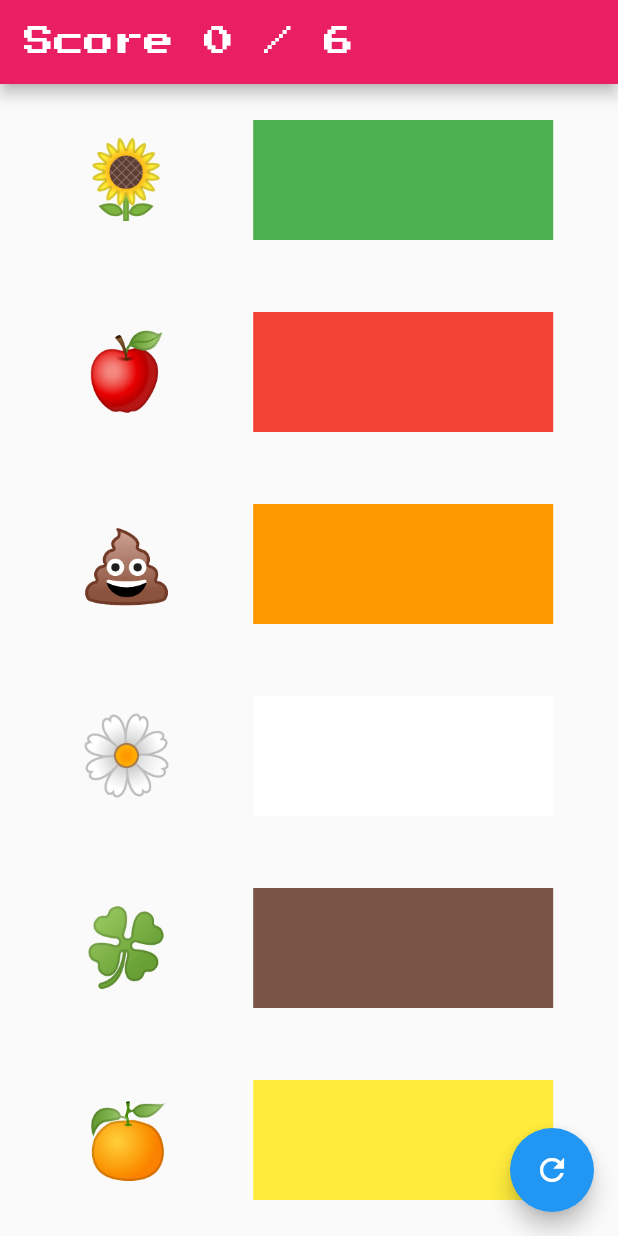
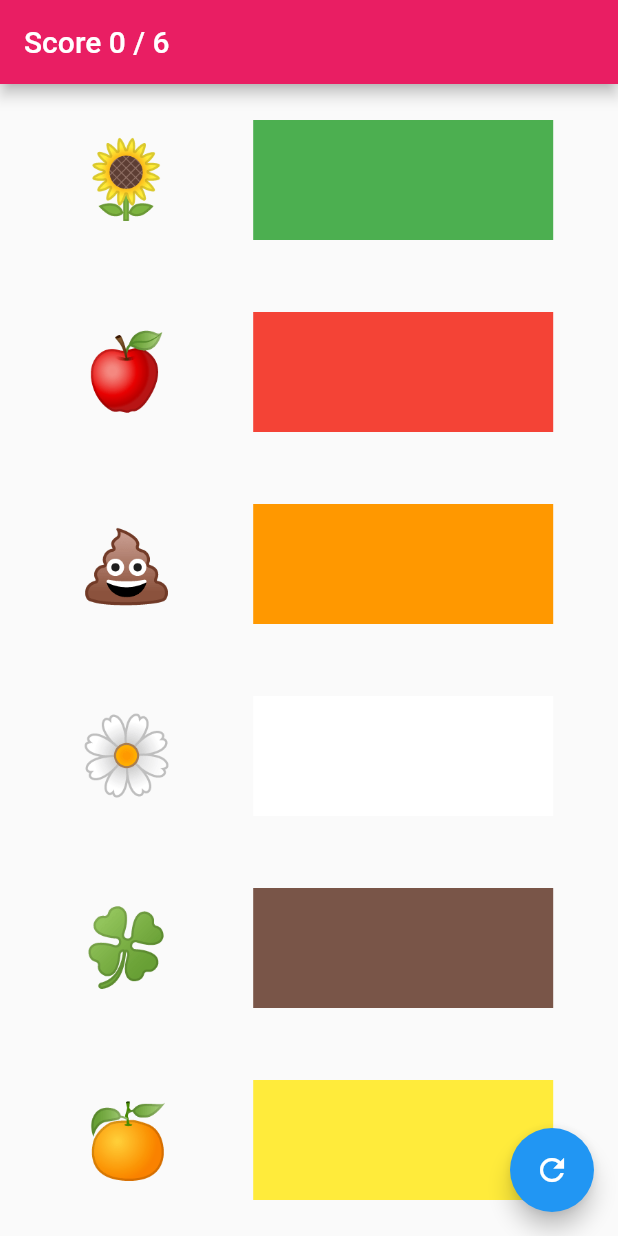
Before and after one commit to FeelHippo/DragDropGame, a Flutter app: the screen it shows after launch, after a tap on the "refresh" icon, on a phone screen of 412 x 824 dp. Run offline on Flutter 3.47's test engine with Material 2 defaults, Android fonts, the phone set to English and light mode, and no system bars; our stand-ins replace audioplayers.

```diff
--- a/lib/main.dart
+++ b/lib/main.dart
@@ -1,6 +1,5 @@
 import 'package:flutter/material.dart';
-import 'dart:math';
-import 'package:audioplayers/audioplayers.dart';
+import 'package:drag_drop/ui/ColorGame.dart';
 
 void main() => runApp(DragDropApp());
 
@@ -8,135 +7,7 @@ class DragDropApp extends StatelessWidget {
   @override
   Widget build(BuildContext context) {
     return MaterialApp(
-      theme: ThemeData(
-        fontFamily: 'PressStart',
-      ),
       home: ColorGame(),
     );
   }
 }
-
-class ColorGame extends StatefulWidget {
-  createState() => ColorGameState();
-}
-
-class ColorGameState extends State<ColorGame> {
-  final Map<String, bool> score = {};
-  final Map choices = {
-    '🌻': Colors.yellow,
-    '🍎': Colors.red,
-    '💩': Colors.brown,
-    '🌼': Colors.white,
-    '🍀': Colors.green,
-    '🍊': Colors.orange,
-  };
-
-  int seed = 0;
-  AudioCache _audioController = AudioCache();
-
-  @override
-  Widget build(BuildContext context) {
-    return Scaffold(
-      appBar: AppBar(
-        title: Text('Score ${score.length} / 6'),
-        backgroundColor: Colors.pink,
-      ),
-      floatingActionButton: FloatingActionButton(
-        child: Icon(Icons.refresh),
-        onPressed: () {
-          setState(() {
-            score.clear();
-            seed++;
-          });
-        },
-      ),
-      body: Row(
-        mainAxisAlignment: MainAxisAlignment.spaceEvenly,
-        children: [
-          Column(
-            mainAxisAlignment: MainAxisAlignment.spaceAround,
-            crossAxisAlignment: CrossAxisAlignment.end,
-            children: choices.keys.map((emoji) {
-              return Draggable<String>(
-                data: emoji,
-                child: Emoji(emoji: score[emoji] == true ? '🚀' : emoji),
-                feedback:Emoji(emoji: emoji),
-                childWhenDragging: Emoji(emoji: '👀'),
-              );
-            }).toList(),
-          ),
-          Column(
-            mainAxisAlignment: MainAxisAlignment.spaceAround,
-            crossAxisAlignment: CrossAxisAlignment.start,
-            children: choices.keys.map((emoji) => _buildDragTarget(emoji)).toList()..shuffle(Random(seed)),
-          )
-        ],
-      ),
-    );
-  }
-
-  Widget _buildDragTarget(emoji) {
-    return DragTarget<String>(
-      builder: (BuildContext context, List<String?> incoming, List rejected) {
-        return score[emoji] == true ? Container(
-          color: Colors.white,
-          child: Text('Bravo!'),
-          alignment: Alignment.center,
-          height: 80,
-          width: 200,
-        ) : Container(color: choices[emoji], height: 80, width: 200);
-      },
-      onWillAccept: (data) => data == emoji,
-      onAccept: (data) {
-        setState(() {
-          score[emoji] = true;
-        });
-        _audioController.play('success.mp4');
-        if (score.length == choices.length) {
-          showDialog<String>(
-            context: context,
-            builder: (BuildContext context) => AlertDialog(
-              title: const Text('YOU WIN!'),
-              content: const Text('Would you like to play again?'),
-              actions: <Widget>[
-                TextButton(
-                  onPressed: () {
-                    setState(() {
-                      score.clear();
-                      seed++;
-                    });
-                    Navigator.of(context).pop();
-                  },
-                  child: const Text('YES YES YES!!!!!'),
-                ),
-              ],
-            ),
-          );
-        };
-      },
-      onLeave: (data) {},
-    );
-  }
-}
-
-class Emoji extends StatelessWidget {
-  Emoji({ Key? key, required this.emoji }) : super(key: key);
-
-  final String emoji;
-
-  @override
-  Widget build(BuildContext context) {
-    return Material(
-      color: Colors.transparent,
-      child: Container(
-        alignment: Alignment.center,
-        height: 80,
-        padding: EdgeInsets.all(10),
-        child: Text(
-          emoji,
-          style: TextStyle(color: Colors.black, fontSize: 50),
-        ),
-      ),
-    );
-  }
-}
--- /dev/null
+++ b/lib/ui/ColorGame.dart
@@ -0,0 +1,84 @@
+import 'package:flutter/material.dart';
+import 'package:drag_drop/ui/Emoji.dart';
+import 'package:drag_drop/ui/GenerateDragTarget.dart';
+import 'dart:math';
+
+
+class ColorGame extends StatefulWidget {
+  const ColorGame({ Key? key }) : super(key: key);
+
+  @override
+  State<ColorGame> createState() => _ColorGameState();
+}
+
+class _ColorGameState extends State<ColorGame> {
+  final Map<String, bool> score = {};
+  final Map choices = {
+    '🌻': Colors.yellow,
+    '🍎': Colors.red,
+    '💩': Colors.brown,
+    '🌼': Colors.white,
+    '🍀': Colors.green,
+    '🍊': Colors.orange,
+  };
+
+  int seed = 0;
+  updateGame(String emoji) {
+    setState(() {
+      score[emoji] = true;
+    });
+  }
+  resetGame() {
+    setState(() {
+      score.clear();
+      seed++;
+    });
+  }
+
+  @override
+  Widget build(BuildContext context) {
+    return Scaffold(
+      appBar: AppBar(
+        title: Text('Score ${score.length} / 6'),
+        backgroundColor: Colors.pink,
+      ),
+      floatingActionButton: FloatingActionButton(
+        child: Icon(Icons.refresh),
+        onPressed: () {
+          resetGame();
+        },
+      ),
+      body: Row(
+        mainAxisAlignment: MainAxisAlignment.spaceEvenly,
+        children: [
+          Column(
+            mainAxisAlignment: MainAxisAlignment.spaceAround,
+            crossAxisAlignment: CrossAxisAlignment.end,
+            children: choices.keys.map((emoji) {
+              return Draggable<String>(
+                data: emoji,
+                child: Emoji(emoji: score[emoji] == true ? '🚀' : emoji),
+                feedback:Emoji(emoji: emoji),
+                childWhenDragging: Emoji(emoji: '👀'),
+              );
+            }).toList(),
+          ),
+          Column(
+            mainAxisAlignment: MainAxisAlignment.spaceAround,
+            crossAxisAlignment: CrossAxisAlignment.start,
+            children: choices
+                .keys
+                .map((emoji) => GenerateDragTarget(
+                  emoji: emoji,
+                  score: score,
+                  choices: choices,
+                  updateGame: updateGame,
+                  resetGame: resetGame,
+                )
+            ).toList()..shuffle(Random(seed))
+          )
+        ],
+      ),
+    );
+  }
+}
--- /dev/null
+++ b/lib/ui/Emoji.dart
@@ -0,0 +1,23 @@
+import 'package:flutter/material.dart';
+
+class Emoji extends StatelessWidget {
+  Emoji({ Key? key, required this.emoji }) : super(key: key);
+
+  final String emoji;
+
+  @override
+  Widget build(BuildContext context) {
+    return Material(
+      color: Colors.transparent,
+      child: Container(
+        alignment: Alignment.center,
+        height: 80,
+        padding: EdgeInsets.all(10),
+        child: Text(
+          emoji,
+          style: TextStyle(color: Colors.black, fontSize: 50),
+        ),
+      ),
+    );
+  }
+}
--- /dev/null
+++ b/lib/ui/GenerateDragTarget.dart
@@ -0,0 +1,58 @@
+import 'package:flutter/material.dart';
+import 'package:audioplayers/audioplayers.dart';
+
+class GenerateDragTarget extends StatelessWidget {
+  GenerateDragTarget({
+    Key? key, required this.emoji,
+    required this.score,
+    required this.choices,
+    required this.updateGame,
+    required this.resetGame,
+  }) : super(key: key);
+
+  final String emoji;
+  final Map<String, bool> score;
+  final Map choices;
+  final Function(String) updateGame;
+  final Function() resetGame;
+  final AudioCache _audioController = AudioCache();
+
+  @override
+  Widget build(BuildContext context) {
+    return DragTarget<String>(
+      builder: (BuildContext context, List<String?> incoming, List rejected) {
+        return score[emoji] == true ? Container(
+          color: Colors.white,
+          child: Text('Bravo!'),
+          alignment: Alignment.center,
+          height: 80,
+          width: 200,
+        ) : Container(color: choices[emoji], height: 80, width: 200);
+      },
+      onWillAccept: (data) => data == emoji,
+      onAccept: (data) {
+        updateGame(emoji);
+        _audioController.play('success.mp4');
+        if (score.length == choices.length) {
+          showDialog<String>(
+            context: context,
+            builder: (BuildContext context) => AlertDialog(
+              title: const Text('YOU WIN!'),
+              content: const Text('Would you like to play again?'),
+              actions: <Widget>[
+                TextButton(
+                  onPressed: () {
+                    resetGame();
+                    Navigator.of(context).pop();
+                  },
+                  child: const Text('YES YES YES!!!!!'),
+                ),
+              ],
+            ),
+          );
+        };
+      },
+      onLeave: (data) {},
+    );
+  }
+}
--- a/pubspec.yaml
+++ b/pubspec.yaml
@@ -10,7 +10,7 @@ environment:
 dependencies:
   flutter:
     sdk: flutter
-  audioplayers: ^0.19.0
+  audioplayers: ^0.20.0
   cupertino_icons: ^1.0.2
 
 dev_dependencies:
```
Also changed, not shown: pubspec.lock, 1 other file.
